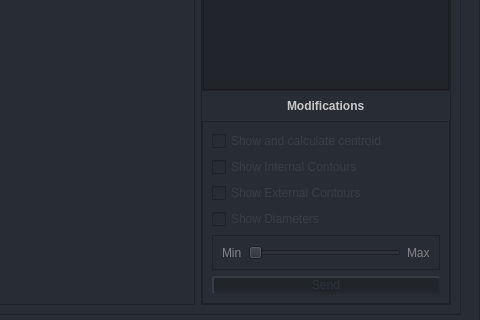
Before: the Qt Designer form UI/ui_main.ui in Mohamab29/FracSegment, drawn with Qt 5; both pictures show x 520 to 1000 and y 238 to 558 of the 1000 by 660 pixel window.
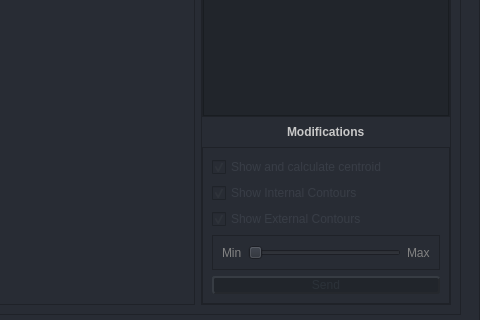
After: the same form once the commit is applied. Icons and pictures are not drawn.

Commit message: trying to show pixmap on the screen on page calculation

```diff
--- a/UI/ui_main.ui
+++ b/UI/ui_main.ui
@@ -1748,7 +1748,7 @@
                              <string>Show and calculate centroid</string>
                             </property>
                             <property name="checked">
-                             <bool>false</bool>
+                             <bool>true</bool>
                             </property>
                            </widget>
                           </item>
@@ -1763,6 +1763,9 @@
                             <property name="text">
                              <string>Show Internal Contours</string>
                             </property>
+                            <property name="checked">
+                             <bool>true</bool>
+                            </property>
                            </widget>
                           </item>
                           <item>
@@ -1777,20 +1780,7 @@
                              <string>Show External Contours</string>
                             </property>
                             <property name="checked">
-                             <bool>false</bool>
-                            </property>
-                           </widget>
-                          </item>
-                          <item>
-                           <widget class="QCheckBox" name="check_box_show_diemeters">
-                            <property name="enabled">
-                             <bool>false</bool>
-                            </property>
-                            <property name="styleSheet">
-                             <string notr="true">color: rgb(56, 61, 70);</string>
-                            </property>
-                            <property name="text">
-                             <string>Show Diameters</string>
+                             <bool>true</bool>
                             </property>
                            </widget>
                           </item>
```
The commit also changes 2 other files.
